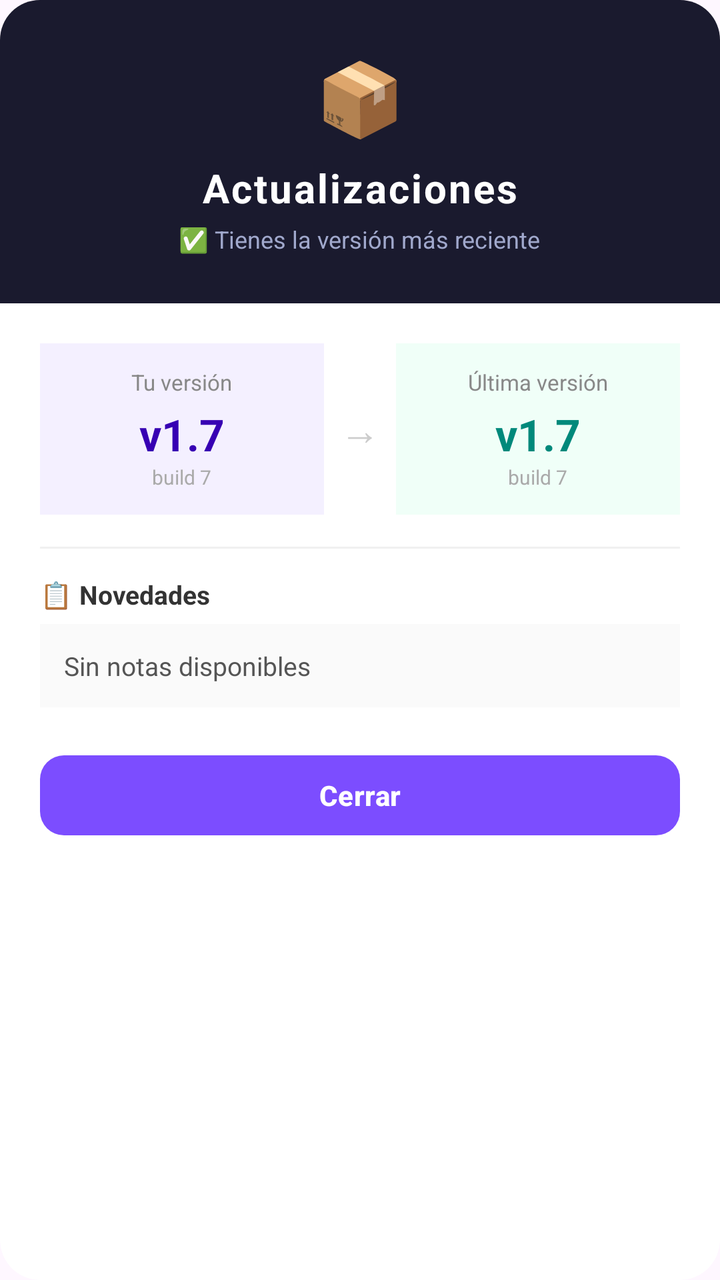
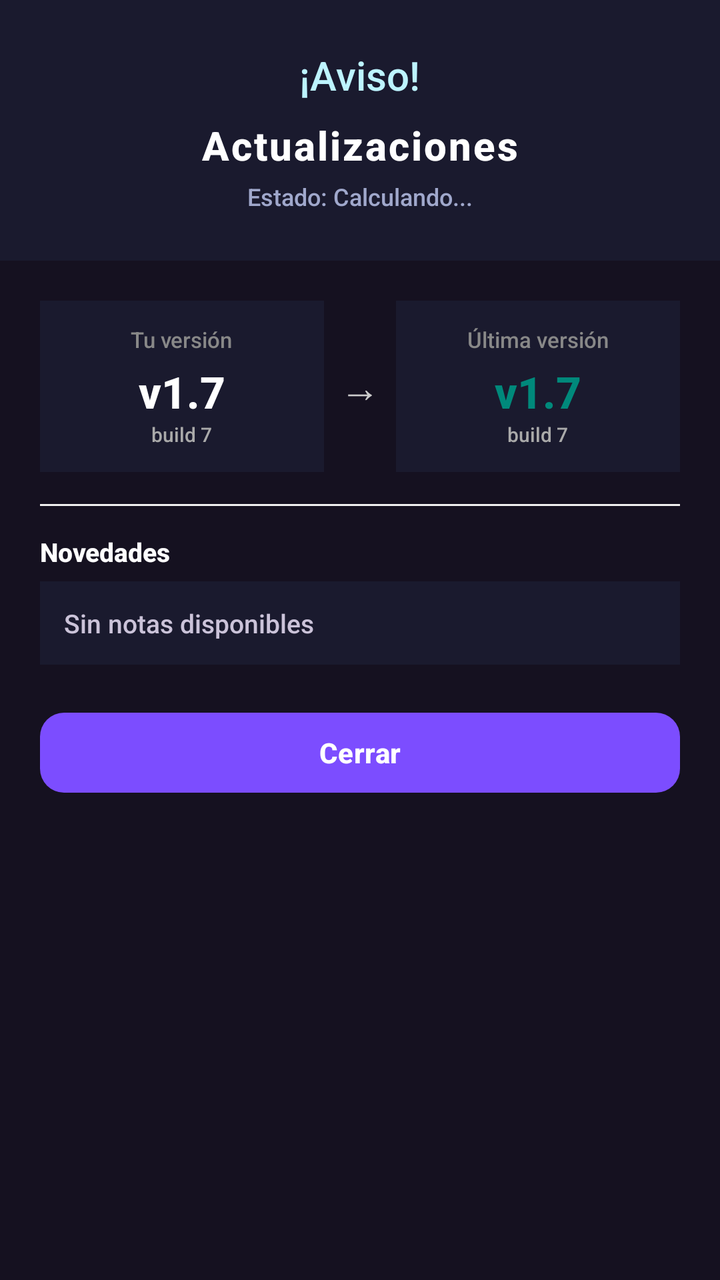

An Android layout rendered at two revisions. The XML below is the earlier revision; the diff shows what the commit changed to produce the second picture.
<!-- AndroidManifest.xml: application theme Theme.LectorYape -->
<!-- res/layout/dialog_updates.xml -->
<?xml version="1.0" encoding="utf-8"?>
<androidx.cardview.widget.CardView
    xmlns:android="http://schemas.android.com/apk/res/android"
    xmlns:app="http://schemas.android.com/apk/res-auto"
    android:layout_width="match_parent"
    android:layout_height="wrap_content"
    app:cardCornerRadius="20dp"
    app:cardBackgroundColor="#FFFFFF"
    app:cardElevation="0dp">

    <LinearLayout
        android:layout_width="match_parent"
        android:layout_height="wrap_content"
        android:orientation="vertical">

        
        <LinearLayout
            android:layout_width="match_parent"
            android:layout_height="wrap_content"
            android:orientation="vertical"
            android:background="#1A1A2E"
            android:padding="24dp"
            android:gravity="center_horizontal">

            <TextView
                android:layout_width="wrap_content"
                android:layout_height="wrap_content"
                android:text="📦"
                android:textSize="36sp"
                android:layout_marginBottom="8dp"/>

            <TextView
                android:layout_width="wrap_content"
                android:layout_height="wrap_content"
                android:text="Actualizaciones"
                android:textSize="20sp"
                android:textStyle="bold"
                android:textColor="#FFFFFF"
                android:letterSpacing="0.05"/>

            <TextView
                android:id="@+id/tvDialogStatus"
                android:layout_width="wrap_content"
                android:layout_height="wrap_content"
                android:text="✅ Tienes la versión más reciente"
                android:textSize="12sp"
                android:textColor="#A0A8CC"
                android:layout_marginTop="4dp"/>

        </LinearLayout>

        
        <LinearLayout
            android:layout_width="match_parent"
            android:layout_height="wrap_content"
            android:orientation="vertical"
            android:padding="20dp">

            
            <LinearLayout
                android:layout_width="match_parent"
                android:layout_height="wrap_content"
                android:orientation="horizontal"
                android:layout_marginBottom="16dp">

                
                <LinearLayout
                    android:layout_width="0dp"
                    android:layout_height="wrap_content"
                    android:layout_weight="1"
                    android:orientation="vertical"
                    android:background="#F4F0FF"
                    android:padding="12dp"
                    android:gravity="center_horizontal">

                    <TextView
                        android:layout_width="wrap_content"
                        android:layout_height="wrap_content"
                        android:text="Tu versión"
                        android:textSize="11sp"
                        android:textColor="#888888"
                        android:layout_marginBottom="4dp"/>

                    <TextView
                        android:id="@+id/tvDialogCurrentVersion"
                        android:layout_width="wrap_content"
                        android:layout_height="wrap_content"
                        android:text="v1.7"
                        android:textSize="22sp"
                        android:textStyle="bold"
                        android:textColor="#3700B3"/>

                    <TextView
                        android:id="@+id/tvDialogCurrentBuild"
                        android:layout_width="wrap_content"
                        android:layout_height="wrap_content"
                        android:text="build 7"
                        android:textSize="10sp"
                        android:textColor="#AAAAAA"/>
                </LinearLayout>

                
                <TextView
                    android:layout_width="wrap_content"
                    android:layout_height="wrap_content"
                    android:layout_gravity="center_vertical"
                    android:text="→"
                    android:textSize="20sp"
                    android:textColor="#CCCCCC"
                    android:paddingStart="8dp"
                    android:paddingEnd="8dp"/>

                
                <LinearLayout
                    android:layout_width="0dp"
                    android:layout_height="wrap_content"
                    android:layout_weight="1"
                    android:orientation="vertical"
                    android:background="#F0FFF8"
                    android:padding="12dp"
                    android:gravity="center_horizontal">

                    <TextView
                        android:layout_width="wrap_content"
                        android:layout_height="wrap_content"
                        android:text="Última versión"
                        android:textSize="11sp"
                        android:textColor="#888888"
                        android:layout_marginBottom="4dp"/>

                    <TextView
                        android:id="@+id/tvDialogLatestVersion"
                        android:layout_width="wrap_content"
                        android:layout_height="wrap_content"
                        android:text="v1.7"
                        android:textSize="22sp"
                        android:textStyle="bold"
                        android:textColor="#00897B"/>

                    <TextView
                        android:id="@+id/tvDialogLatestBuild"
                        android:layout_width="wrap_content"
                        android:layout_height="wrap_content"
                        android:text="build 7"
                        android:textSize="10sp"
                        android:textColor="#AAAAAA"/>
                </LinearLayout>

            </LinearLayout>

            
            <View
                android:layout_width="match_parent"
                android:layout_height="1dp"
                android:background="#F0F0F0"
                android:layout_marginBottom="14dp"/>

            
            <TextView
                android:layout_width="wrap_content"
                android:layout_height="wrap_content"
                android:text="📋 Novedades"
                android:textSize="13sp"
                android:textStyle="bold"
                android:textColor="#333333"
                android:layout_marginBottom="6dp"/>

            <TextView
                android:id="@+id/tvDialogReleaseNotes"
                android:layout_width="match_parent"
                android:layout_height="wrap_content"
                android:text="Sin notas disponibles"
                android:textSize="13sp"
                android:textColor="#555555"
                android:lineSpacingExtra="3dp"
                android:background="#FAFAFA"
                android:padding="12dp"
                android:layout_marginBottom="20dp"/>

            
            <com.google.android.material.button.MaterialButton
                android:id="@+id/btnDialogAction"
                android:layout_width="match_parent"
                android:layout_height="48dp"
                android:text="Cerrar"
                android:textSize="14sp"
                android:textStyle="bold"
                android:textColor="#FFFFFF"
                app:backgroundTint="#7C4DFF"
                app:cornerRadius="12dp"
                android:layout_marginBottom="8dp"/>

            
            <com.google.android.material.button.MaterialButton
                android:id="@+id/btnDialogDismiss"
                android:layout_width="match_parent"
                android:layout_height="40dp"
                android:text="Más tarde"
                android:textSize="13sp"
                android:textColor="#888888"
                android:visibility="gone"
                app:backgroundTint="@android:color/transparent"
                app:strokeColor="#E0E0E0"
                app:strokeWidth="1dp"
                app:cornerRadius="12dp"/>

        </LinearLayout>

    </LinearLayout>

</androidx.cardview.widget.CardView>
<!-- resources referenced by this layout -->
<resources>
  <style name="Theme.LectorYape" parent="Base.Theme.LectorYape" />
  <style name="Base.Theme.LectorYape" parent="Theme.Material3.DayNight.NoActionBar">
          <item name="colorPrimary">#5C35A0</item>
          <item name="colorOnPrimary">#FFFFFF</item>
          <item name="colorPrimaryVariant">#3700B3</item>
      </style>
</resources>

<!-- the commit's change to res/layout/dialog_updates.xml (unified diff, before → after) -->
@@ -1,17 +1,12 @@
 <?xml version="1.0" encoding="utf-8"?>
-<androidx.cardview.widget.CardView
+<LinearLayout
     xmlns:android="http://schemas.android.com/apk/res/android"
     xmlns:app="http://schemas.android.com/apk/res-auto"
     android:layout_width="match_parent"
-    android:layout_height="wrap_content"
-    app:cardCornerRadius="20dp"
-    app:cardBackgroundColor="#FFFFFF"
-    app:cardElevation="0dp">
-
-    <LinearLayout
-        android:layout_width="match_parent"
-        android:layout_height="wrap_content"
-        android:orientation="vertical">
+    android:layout_height="match_parent"
+    android:background="#151120"
+    android:orientation="vertical">
+
 
         
         <LinearLayout
@@ -25,8 +20,9 @@
             <TextView
                 android:layout_width="wrap_content"
                 android:layout_height="wrap_content"
-                android:text="📦"
-                android:textSize="36sp"
+                android:text="¡Aviso!"
+                android:textSize="20sp"
+                android:textColor="#bdf4ff"
                 android:layout_marginBottom="8dp"/>
 
             <TextView
@@ -42,7 +38,7 @@
                 android:id="@+id/tvDialogStatus"
                 android:layout_width="wrap_content"
                 android:layout_height="wrap_content"
-                android:text="✅ Tienes la versión más reciente"
+                android:text="Estado: Calculando..."
                 android:textSize="12sp"
                 android:textColor="#A0A8CC"
                 android:layout_marginTop="4dp"/>
@@ -69,7 +65,7 @@
                     android:layout_height="wrap_content"
                     android:layout_weight="1"
                     android:orientation="vertical"
-                    android:background="#F4F0FF"
+                    android:background="#1A1A2E"
                     android:padding="12dp"
                     android:gravity="center_horizontal">
 
@@ -88,7 +84,7 @@
                         android:text="v1.7"
                         android:textSize="22sp"
                         android:textStyle="bold"
-                        android:textColor="#3700B3"/>
+                        android:textColor="#FFFFFF"/>
 
                     <TextView
                         android:id="@+id/tvDialogCurrentBuild"
@@ -116,7 +112,7 @@
                     android:layout_height="wrap_content"
                     android:layout_weight="1"
                     android:orientation="vertical"
-                    android:background="#F0FFF8"
+                    android:background="#1A1A2E"
                     android:padding="12dp"
                     android:gravity="center_horizontal">
 
@@ -159,10 +155,10 @@
             <TextView
                 android:layout_width="wrap_content"
                 android:layout_height="wrap_content"
-                android:text="📋 Novedades"
+                android:text="Novedades"
                 android:textSize="13sp"
                 android:textStyle="bold"
-                android:textColor="#333333"
+                android:textColor="#FFFFFF"
                 android:layout_marginBottom="6dp"/>
 
             <TextView
@@ -171,9 +167,9 @@
                 android:layout_height="wrap_content"
                 android:text="Sin notas disponibles"
                 android:textSize="13sp"
-                android:textColor="#555555"
+                android:textColor="#cbc3d9"
                 android:lineSpacingExtra="3dp"
-                android:background="#FAFAFA"
+                android:background="#1A1A2E"
                 android:padding="12dp"
                 android:layout_marginBottom="20dp"/>
 
@@ -207,5 +203,3 @@
         </LinearLayout>
 
     </LinearLayout>
-
-</androidx.cardview.widget.CardView>
<!-- resource entries referenced after the edit -->
@@ -5,6 +5,8 @@
           <item name="colorPrimary">#5C35A0</item>
           <item name="colorOnPrimary">#FFFFFF</item>
           <item name="colorPrimaryVariant">#3700B3</item>
+          
+          <item name="android:fontFamily">sans-serif-medium</item>
       </style>
 </resources>
 
